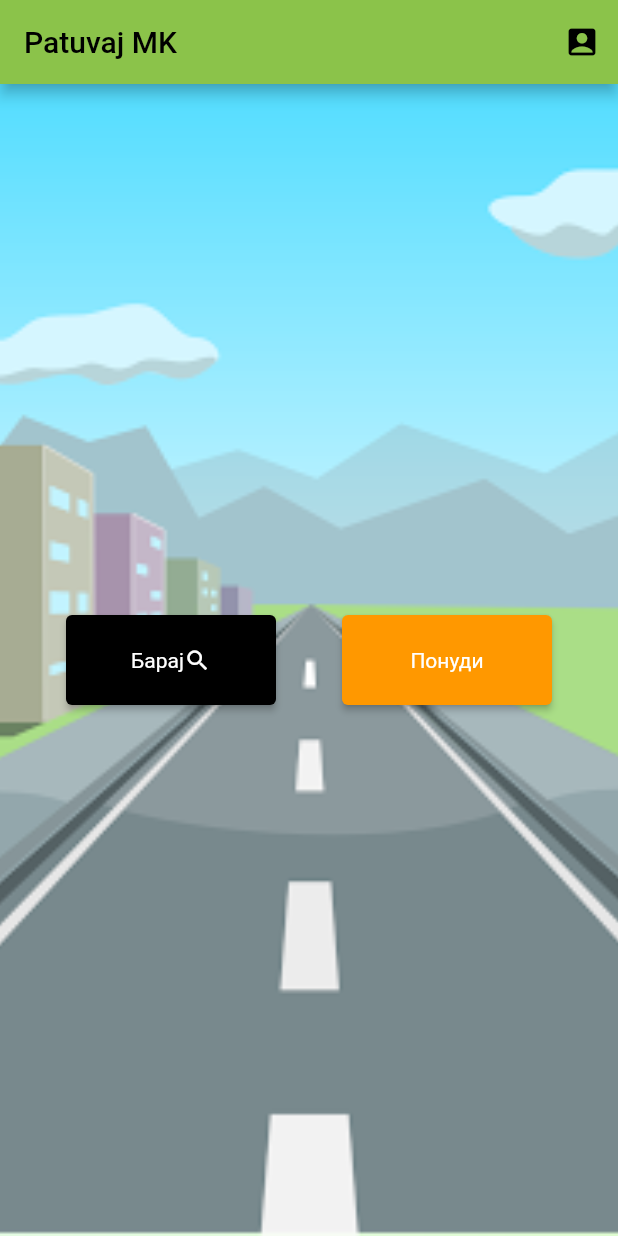
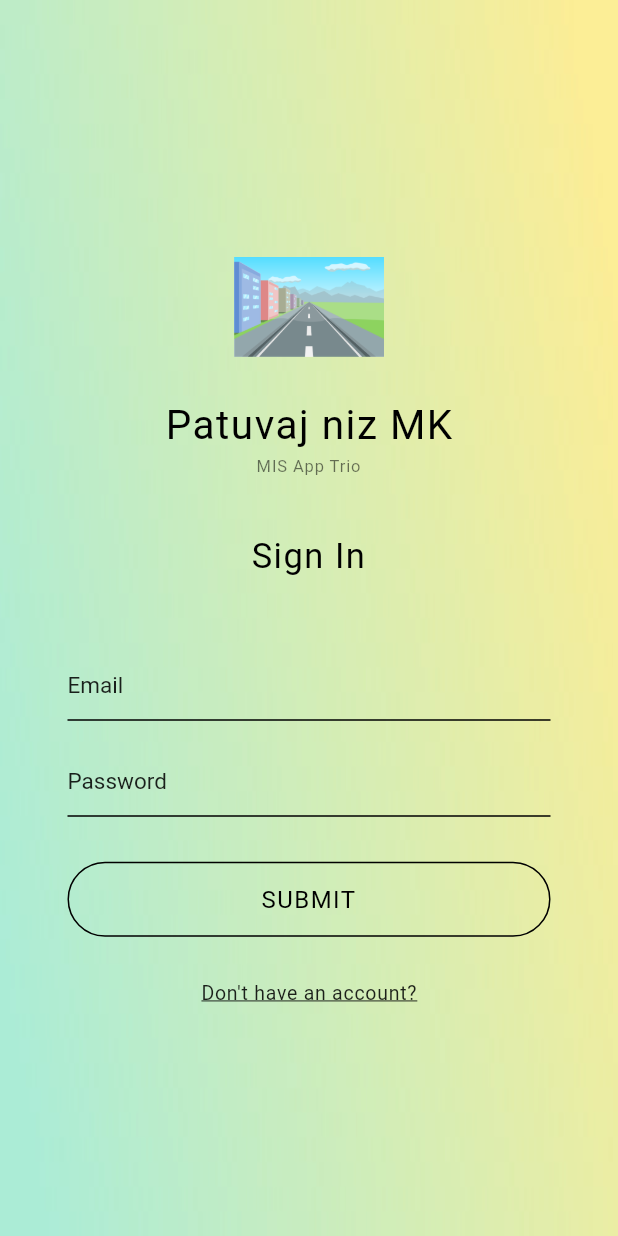
Before and after one commit to david-todorov-student/mis-patuvajMk, a Flutter app: the MyHomePage screen opened directly, after a tap on the "account box" icon, on a phone screen of 412 x 824 dp. Run offline on Flutter 3.47's test engine with Material 2 defaults, Android fonts, the phone set to English and light mode, and no system bars; our stand-ins replace syncfusion_flutter_datepicker.

Commit message:
login & register UIs

```diff
--- a/patuvaj_mk/lib/main.dart
+++ b/patuvaj_mk/lib/main.dart
@@ -1,5 +1,6 @@
 import 'package:flutter/material.dart';
 import './baraj.dart';
+import './signin.dart';
 
 void main() {
   runApp(MyApp());
@@ -69,7 +70,9 @@ class _MyHomePageState extends State<MyHomePage> {
           // the App.build method, and use it to set our appbar title.
           title: Text(widget.title),
           actions: [
-            IconButton(onPressed: () {}, icon: Icon(Icons.account_box_rounded))
+            IconButton(onPressed: () {
+              Navigator.push(context, MaterialPageRoute(builder: (context)=>SignIn()));
+              }, icon: Icon(Icons.account_box_rounded))
           ],
         ),
         body: new Stack(
--- /dev/null
+++ b/patuvaj_mk/lib/signin.dart
@@ -0,0 +1,325 @@
+import 'dart:convert';
+import 'dart:ui';
+
+import 'package:flutter/material.dart';
+import 'package:patuvaj_mk/main.dart';
+import './signup.dart';
+// import 'package:google_fonts/google_fonts.dart';
+// import 'package:rest_app/apis/api.dart';
+// import 'package:rest_app/screens/signup.dart';
+// import 'package:http/http.dart' as http;
+//
+// import 'package:shared_preferences/shared_preferences.dart';
+// import 'home.dart';
+
+// void main() {
+//   runApp(SignIn());
+// }
+
+class SignIn extends StatefulWidget {
+  const SignIn({Key? key}) : super(key: key);
+
+  @override
+  _SignInState createState() => _SignInState();
+}
+
+class _SignInState extends State<SignIn> {
+  final _formKey = GlobalKey<FormState>();
+
+  late String email, password;
+  bool isLoading=false;
+
+  final TextEditingController _emailController = TextEditingController();
+  final TextEditingController _passwordController = TextEditingController();
+  final GlobalKey<ScaffoldState> _scaffoldKey = GlobalKey();
+
+  late ScaffoldMessengerState scaffoldMessenger ;
+
+  @override
+  Widget build(BuildContext context) {
+    scaffoldMessenger = ScaffoldMessenger.of(context);
+
+    return Scaffold(
+        key: _scaffoldKey,
+        body: SingleChildScrollView(
+          child: Container(
+            width: MediaQuery.of(context).size.width,
+            height: MediaQuery.of(context).size.height,
+            child: Stack(
+              children: <Widget>[
+                Container(
+                  width: double.infinity,
+                  height: double.infinity,
+                  child: Image.asset(
+                    "assets/bb.jpg",
+                    fit: BoxFit.fill,
+                  ),
+                ),
+                Container(
+                  child: Column(
+                    crossAxisAlignment: CrossAxisAlignment.center,
+                    mainAxisAlignment: MainAxisAlignment.center,
+                    children: <Widget>[
+                      Center(
+                          child: Image.asset(
+                            "assets/1.png",
+                            height: 100,
+                            width: 100,
+                            alignment: Alignment.center,
+                          )),
+                      SizedBox(
+                        height: 13,
+                      ),
+                      Text(
+                        "Patuvaj niz MK",
+                        style: TextStyle(
+                                fontSize: 27,
+                                color: Colors.black,
+                                letterSpacing: 1)),
+
+                      SizedBox(
+                        height: 5,
+                      ),
+                      Container(
+                        width: 180,
+                        child: Text(
+                          "MIS App Trio",
+                          textAlign: TextAlign.center,
+                          style: TextStyle(
+                                color: Colors.black54,
+                                letterSpacing: 0.6,
+                                fontSize: 11),
+                          ),
+                        ),
+
+                      SizedBox(
+                        height: 40,
+                      ),
+                      Text(
+                        "Sign In",
+                        textAlign: TextAlign.center,
+                        style: TextStyle(
+                            color: Colors.black,
+                            letterSpacing: 1,
+                            fontSize: 23,
+                          ),
+                        ),
+
+                      SizedBox(
+                        height: 8,
+                      ),
+                      // Row(
+                      //   mainAxisAlignment: MainAxisAlignment.center,
+                      //   children: <Widget>[
+                      //     Text(
+                      //       "Learn new Technologies ????",
+                      //       textAlign: TextAlign.center,
+                      //       style: GoogleFonts.roboto(
+                      //         textStyle: TextStyle(
+                      //           color: Colors.white70,
+                      //           letterSpacing: 1,
+                      //           fontSize: 17,
+                      //         ),
+                      //       ),
+                      //     ),
+                      //   ],
+                      // ),
+                      SizedBox(
+                        height: 30,
+                      ),
+                      Form(
+                        key: _formKey,
+                        child: Container(
+                          margin:
+                          EdgeInsets.symmetric(vertical: 10, horizontal: 45),
+                          child: Column(
+                            children: <Widget>[
+                              TextFormField(
+                                style: TextStyle(
+                                  color: Colors.black,
+                                ),
+                                controller: _emailController,
+                                decoration: InputDecoration(
+                                  enabledBorder: UnderlineInputBorder(
+                                      borderSide: BorderSide(color: Colors.black)),
+                                  hintText: "Email",
+                                  hintStyle: TextStyle(
+                                      color: Colors.black87, fontSize: 15),
+                                ),
+                                onSaved: (val) {
+                                  email = val!;
+                                },
+                              ),
+                              SizedBox(
+                                height: 16,
+                              ),
+                              TextFormField(
+                                style: TextStyle(
+                                  color: Colors.black,
+                                ),
+                                controller: _passwordController,
+                                decoration: InputDecoration(
+                                  enabledBorder: UnderlineInputBorder(
+                                      borderSide: BorderSide(color: Colors.black)),
+                                  hintText: "Password",
+                                  hintStyle: TextStyle(
+                                      color: Colors.black87, fontSize: 15),
+                                ),
+                                onSaved: (val) {
+                                  email = val!;
+                                },
+                              ),
+                              SizedBox(
+                                height: 30,
+                              ),
+                              Stack(
+                                children: [
+                                  GestureDetector(
+                                    onTap: () {
+                                      if(isLoading)
+                                      {
+                                        return;
+                                      }
+                                      if(_emailController.text.isEmpty||_passwordController.text.isEmpty)
+                                      {
+                                        scaffoldMessenger.showSnackBar(const SnackBar(content:Text("Please fill all fields")));
+                                        return;
+                                      }
+                                      //login(_emailController.text,_passwordController.text);
+
+                                      setState(() {
+                                        isLoading=true;
+                                      });
+                                      Navigator.push(context, MaterialPageRoute(builder: (context) => MyHomePage(title: "Patuvaj MK",)));
+                                    },
+                                    child: Container(
+                                      alignment: Alignment.center,
+                                      width: double.infinity,
+                                      padding: EdgeInsets.symmetric(
+                                          vertical: 10, horizontal: 0),
+                                      height: 50,
+                                      decoration: BoxDecoration(
+                                        border: Border.all(color: Colors.black),
+                                        borderRadius: BorderRadius.circular(50),
+                                      ),
+                                      child: Text(
+                                        "SUBMIT",
+                                        textAlign: TextAlign.center,
+                                        style: TextStyle(
+                                                color: Colors.black,
+                                                fontSize: 16,
+                                                letterSpacing: 1)),
+                                      ),
+                                    ),
+
+                                  Positioned(child: (isLoading) ? Center(
+                                      child: Container(
+                                          height:26,
+                                          width: 26,
+                                          child: const CircularProgressIndicator(
+                                            backgroundColor: Colors.green,
+                                          )
+                                      )
+                                  ) : Container(),
+                                    right: 30,
+                                    bottom: 0,
+                                    top: 0,
+                                  )
+                                ],
+                              )
+                            ],
+                          ),
+                        ),
+                      ),
+                      SizedBox(
+                        height: 20,
+                      ),
+                      // Text(
+                      //   "OR",
+                      //   style: TextStyle(fontSize: 14, color: Colors.white60),
+                      // ),
+                      // SizedBox(
+                      //   height: 20,
+                      // ),
+                      // Image.asset(
+                      //   "assets/fingerprint.png",
+                      //   height: 36,
+                      //   width: 36,
+                      // ),
+                      // SizedBox(
+                      //   height: 30,
+                      // ),
+                      GestureDetector(
+                        onTap: () {
+                          Navigator.push(context, MaterialPageRoute(builder: (context)=>SignUp()));
+                        },
+                        child: Text(
+                          "Don't have an account?",
+                          style: TextStyle(
+                                  color: Colors.black87,
+                                  fontSize: 13,
+                                  decoration: TextDecoration.underline,
+                                  letterSpacing: 0.5)),
+                        ),
+
+                    ],
+                  ),
+                ),
+              ],
+            ),
+          ),
+        ));
+  }
+
+  // login(email, password) async {
+  //   Map data = {
+  //     'email': email,
+  //     'password': password
+  //   };
+  //
+  //   print(data.toString());
+  //
+  //   final  response= await http.post(
+  //       Uri.parse(LOGIN),
+  //       headers: {
+  //         "Accept": "application/json",
+  //         "Content-Type": "application/x-www-form-urlencoded"
+  //       },
+  //       body: data,
+  //       encoding: Encoding.getByName("utf-8")
+  //   );
+  //
+  //   setState(() {
+  //     isLoading=false;
+  //   });
+  //
+  //   if (response.statusCode == 200) {
+  //     Map<String,dynamic>response = jsonDecode(response.body);
+  //
+  //     if(!resposne['error'])
+  //     {
+  //       Map<String,dynamic>user=resposne['data'];
+  //       print(" User name ${user['id']}");
+  //       savePref(1,user['name'],user['email'],user['id']);
+  //       Navigator.pushReplacementNamed(context, "/home");
+  //     }else{
+  //       print(" ${resposne['message']}");
+  //     }
+  //
+  //     scaffoldMessenger.showSnackBar(SnackBar(content:Text("${resposne['message']}")));
+  //
+  //   } else {
+  //     scaffoldMessenger.showSnackBar(SnackBar(content:Text("Please try again!")));
+  //   }
+  // }
+  //
+  // savePref(int value, String name, String email, int id) async {
+  //   SharedPreferences preferences = await SharedPreferences.getInstance();
+  //
+  //   preferences.setInt("value", value);
+  //   preferences.setString("name", name);
+  //   preferences.setString("email", email);
+  //   preferences.setString("id", id.toString());
+  //   preferences.commit();
+  // }
+}
```
Also changed, not shown: patuvaj_mk/lib/signup.dart (added, +341 -0 lines), patuvaj_mk/pubspec.lock.
